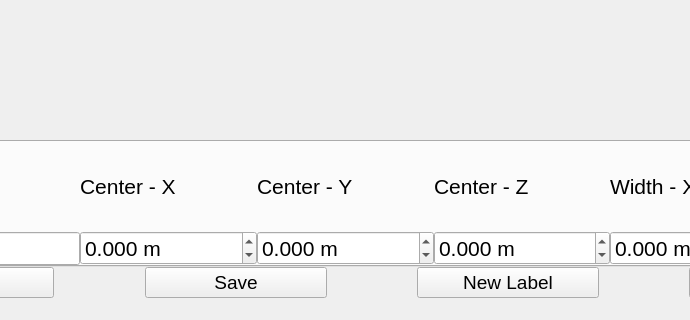
Above: pcl_labeller.ui from lesterlo/PointCloud-Object-Labeller before the change; both pictures show x 132 to 822 and y 497 to 817 of the 1280 by 817 pixel window. Below: the same form after it.
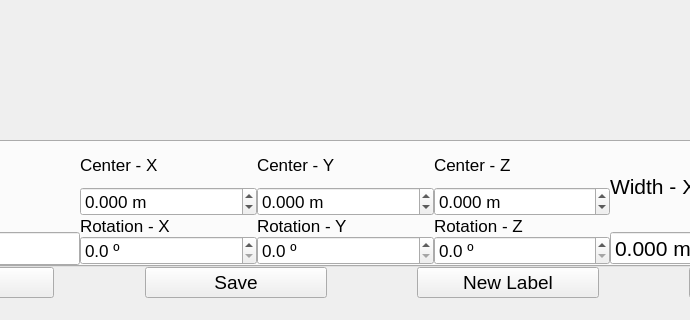
That is the form after the change. Custom widgets are drawn as their Qt base class.

Commit message: Add rotation  input

What changed in the file:
```diff
--- a/pcl_labeller.ui
+++ b/pcl_labeller.ui
@@ -260,13 +260,12 @@
                </layout>
               </item>
               <item>
-               <layout class="QVBoxLayout" name="verticalLayout_3" stretch="1,0">
+               <layout class="QVBoxLayout" name="verticalLayout_3" stretch="1,0,0,0">
                 <item>
                  <widget class="QLabel" name="label">
                   <property name="font">
                    <font>
-                    <pointsize>16</pointsize>
-                    <italic>false</italic>
+                    <pointsize>13</pointsize>
                    </font>
                   </property>
                   <property name="text">
@@ -278,7 +277,7 @@
                  <widget class="QDoubleSpinBox" name="centerx_dsb">
                   <property name="font">
                    <font>
-                    <pointsize>16</pointsize>
+                    <pointsize>13</pointsize>
                    </font>
                   </property>
                   <property name="suffix">
@@ -288,7 +287,7 @@
                    <number>3</number>
                   </property>
                   <property name="minimum">
-                   <double>-999.000000000000000</double>
+                   <double>-997.000000000000000</double>
                   </property>
                   <property name="maximum">
                    <double>999.000000000000000</double>
@@ -298,15 +297,51 @@
                   </property>
                  </widget>
                 </item>
+                <item>
+                 <widget class="QLabel" name="label_66">
+                  <property name="font">
+                   <font>
+                    <pointsize>13</pointsize>
+                   </font>
+                  </property>
+                  <property name="text">
+                   <string>Rotation - X</string>
+                  </property>
+                 </widget>
+                </item>
+                <item>
+                 <widget class="QDoubleSpinBox" name="rotationx_dsb">
+                  <property name="font">
+                   <font>
+                    <pointsize>13</pointsize>
+                   </font>
+                  </property>
+                  <property name="suffix">
+                   <string> º</string>
+                  </property>
+                  <property name="decimals">
+                   <number>1</number>
+                  </property>
+                  <property name="minimum">
+                   <double>0.000000000000000</double>
+                  </property>
+                  <property name="maximum">
+                   <double>359.899999999999977</double>
+                  </property>
+                  <property name="singleStep">
+                   <double>1.000000000000000</double>
+                  </property>
+                 </widget>
+                </item>
                </layout>
               </item>
               <item>
-               <layout class="QVBoxLayout" name="verticalLayout_4" stretch="1,0">
+               <layout class="QVBoxLayout" name="verticalLayout_4" stretch="1,0,0,0">
                 <item>
                  <widget class="QLabel" name="label_2">
                   <property name="font">
                    <font>
-                    <pointsize>16</pointsize>
+                    <pointsize>13</pointsize>
                     <italic>false</italic>
                    </font>
                   </property>
@@ -319,7 +354,7 @@
                  <widget class="QDoubleSpinBox" name="centery_dsb">
                   <property name="font">
                    <font>
-                    <pointsize>16</pointsize>
+                    <pointsize>13</pointsize>
                    </font>
                   </property>
                   <property name="suffix">
@@ -339,15 +374,48 @@
                   </property>
                  </widget>
                 </item>
+                <item>
+                 <widget class="QLabel" name="label_67">
+                  <property name="font">
+                   <font>
+                    <pointsize>13</pointsize>
+                   </font>
+                  </property>
+                  <property name="text">
+                   <string>Rotation - Y</string>
+                  </property>
+                 </widget>
+                </item>
+                <item>
+                 <widget class="QDoubleSpinBox" name="rotationy_dsb">
+                  <property name="font">
+                   <font>
+                    <pointsize>13</pointsize>
+                   </font>
+                  </property>
+                  <property name="suffix">
+                   <string> º</string>
+                  </property>
+                  <property name="decimals">
+                   <number>1</number>
+                  </property>
+                  <property name="maximum">
+                   <double>359.899999999999977</double>
+                  </property>
+                  <property name="singleStep">
+                   <double>1.000000000000000</double>
+                  </property>
+                 </widget>
+                </item>
                </layout>
               </item>
               <item>
-               <layout class="QVBoxLayout" name="verticalLayout_6" stretch="1,0">
+               <layout class="QVBoxLayout" name="verticalLayout_6" stretch="1,0,0,0">
                 <item>
                  <widget class="QLabel" name="label_4">
                   <property name="font">
                    <font>
-                    <pointsize>16</pointsize>
+                    <pointsize>13</pointsize>
                     <italic>false</italic>
                    </font>
                   </property>
@@ -360,7 +428,7 @@
                  <widget class="QDoubleSpinBox" name="centerz_dsb">
                   <property name="font">
                    <font>
-                    <pointsize>16</pointsize>
+                    <pointsize>13</pointsize>
                     <italic>false</italic>
                    </font>
                   </property>
@@ -381,6 +449,36 @@
                   </property>
                  </widget>
                 </item>
+                <item>
+                 <widget class="QLabel" name="label_74">
+                  <property name="font">
+                   <font>
+                    <pointsize>13</pointsize>
+                   </font>
+                  </property>
+                  <property name="text">
+                   <string>Rotation - Z</string>
+                  </property>
+                 </widget>
+                </item>
+                <item>
+                 <widget class="QDoubleSpinBox" name="rotationz_dsb">
+                  <property name="font">
+                   <font>
+                    <pointsize>13</pointsize>
+                   </font>
+                  </property>
+                  <property name="suffix">
+                   <string> º</string>
+                  </property>
+                  <property name="decimals">
+                   <number>1</number>
+                  </property>
+                  <property name="maximum">
+                   <double>359.899999999999977</double>
+                  </property>
+                 </widget>
+                </item>
                </layout>
               </item>
               <item>
```
Left out of the diff: 6 changed lines with no effect on the pictures. The commit also changes 1 other file.
